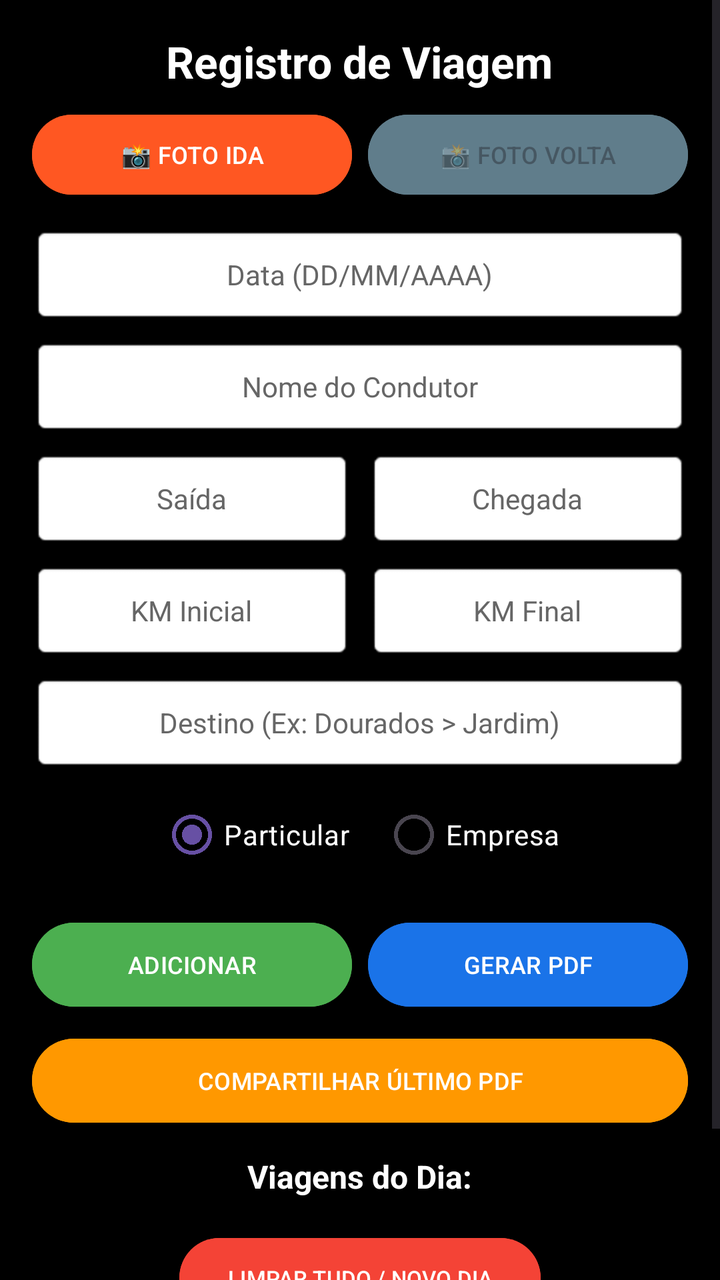
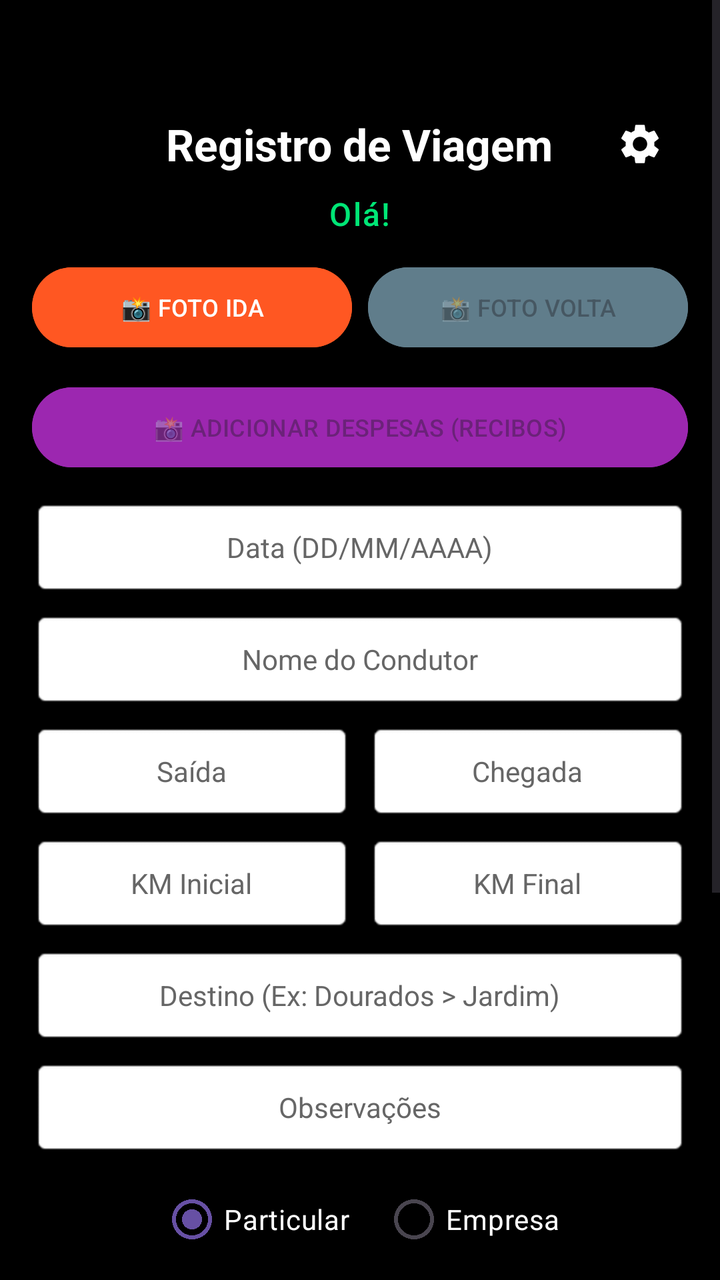

Screens rendered from an Android XML layout before and after an edit, with the pre-edit source and the edit as a unified diff.
<!-- AndroidManifest.xml: application theme Theme.ControleKM -->
<!-- res/layout/activity_main.xml -->
<?xml version="1.0" encoding="utf-8"?>
<ScrollView xmlns:android="http://schemas.android.com/apk/res/android"
    android:layout_width="match_parent"
    android:layout_height="match_parent"
    android:fillViewport="true"
    android:background="#000000">

    <LinearLayout
        android:layout_width="match_parent"
        android:layout_height="wrap_content"
        android:orientation="vertical"
        android:padding="16dp"
        android:gravity="center">

        <TextView
            android:layout_width="wrap_content"
            android:layout_height="wrap_content"
            android:text="Registro de Viagem"
            android:textSize="22sp"
            android:textStyle="bold"
            android:textColor="#FFFFFF"
            android:layout_marginBottom="8dp" />

        <LinearLayout
            android:layout_width="match_parent"
            android:layout_height="wrap_content"
            android:orientation="horizontal"
            android:layout_marginBottom="12dp">

            <Button
                android:id="@+id/btnFotoIda"
                android:layout_width="0dp"
                android:layout_height="48dp"
                android:layout_weight="1"
                android:text="📸 FOTO IDA"
                android:backgroundTint="#FF5722"
                android:layout_marginEnd="4dp"
                android:textSize="12sp"/>

            <Button
                android:id="@+id/btnFotoVolta"
                android:layout_width="0dp"
                android:layout_height="48dp"
                android:layout_weight="1"
                android:text="📸 FOTO VOLTA"
                android:backgroundTint="#607D8B"
                android:layout_marginStart="4dp"
                android:enabled="false"
                android:textSize="12sp"/>
        </LinearLayout>

        <EditText
            android:id="@+id/editData"
            android:layout_width="match_parent"
            android:layout_height="48dp"
            android:hint="Data (DD/MM/AAAA)"
            android:gravity="center"
            android:textColor="#000000"
            android:textColorHint="#666666"
            android:background="@android:drawable/editbox_background"
            android:layout_marginBottom="8dp"
            android:inputType="phone"
            android:textSize="14sp"/>

        <EditText
            android:id="@+id/editCondutor"
            android:layout_width="match_parent"
            android:layout_height="48dp"
            android:hint="Nome do Condutor"
            android:textColor="#000000"
            android:textColorHint="#666666"
            android:gravity="center"
            android:background="@android:drawable/editbox_background"
            android:layout_marginBottom="8dp"
            android:textSize="14sp"/>

        <LinearLayout
            android:layout_width="match_parent"
            android:layout_height="wrap_content"
            android:orientation="horizontal"
            android:layout_marginBottom="8dp">

            <EditText
                android:id="@+id/editHoraSaida"
                android:layout_width="0dp"
                android:layout_height="48dp"
                android:layout_weight="1"
                android:hint="Saída"
                android:textColor="#000000"
                android:textColorHint="#666666"
                android:gravity="center"
                android:layout_marginEnd="4dp"
                android:background="@android:drawable/editbox_background"
                android:inputType="time"
                android:textSize="14sp"/>

            <EditText
                android:id="@+id/editHoraChegada"
                android:layout_width="0dp"
                android:layout_height="48dp"
                android:layout_weight="1"
                android:hint="Chegada"
                android:textColor="#000000"
                android:textColorHint="#666666"
                android:gravity="center"
                android:layout_marginStart="4dp"
                android:background="@android:drawable/editbox_background"
                android:inputType="time"
                android:textSize="14sp"/>
        </LinearLayout>

        <LinearLayout
            android:layout_width="match_parent"
            android:layout_height="wrap_content"
            android:orientation="horizontal"
            android:layout_marginBottom="8dp">

            <EditText
                android:id="@+id/editKmInicial"
                android:layout_width="0dp"
                android:layout_height="48dp"
                android:layout_weight="1"
                android:textColor="#000000"
                android:textColorHint="#666666"
                android:hint="KM Inicial"
                android:inputType="number"
                android:gravity="center"
                android:layout_marginEnd="4dp"
                android:background="@android:drawable/editbox_background"
                android:textSize="14sp"/>

            <EditText
                android:id="@+id/editKmFinal"
                android:layout_width="0dp"
                android:layout_height="48dp"
                android:layout_weight="1"
                android:textColor="#000000"
                android:textColorHint="#666666"
                android:hint="KM Final"
                android:inputType="number"
                android:gravity="center"
                android:layout_marginStart="4dp"
                android:background="@android:drawable/editbox_background"
                android:textSize="14sp"/>
        </LinearLayout>

        
        <AutoCompleteTextView
            android:id="@+id/editDestino"
            android:layout_width="match_parent"
            android:layout_height="48dp"
            android:hint="Destino (Ex: Dourados > Jardim)"
            android:textColor="#000000"
            android:textColorHint="#666666"
            android:gravity="center"
            android:completionThreshold="1"
            android:background="@android:drawable/editbox_background"
            android:layout_marginBottom="8dp"
            android:textSize="14sp"/>

        
        <RadioGroup
            android:id="@+id/radioGroupVeiculo"
            android:layout_width="match_parent"
            android:layout_height="wrap_content"
            android:orientation="horizontal"
            android:gravity="center"
            android:layout_marginBottom="8dp">

            <RadioButton
                android:id="@+id/radioParticular"
                android:layout_width="wrap_content"
                android:layout_height="wrap_content"
                android:text="Particular"
                android:textColor="#FFFFFF"
                android:buttonTint="#FFFFFF"
                android:checked="true"
                android:layout_marginEnd="16dp"
                android:textSize="14sp"/>

            <RadioButton
                android:id="@+id/radioEmpresa"
                android:layout_width="wrap_content"
                android:layout_height="wrap_content"
                android:text="Empresa"
                android:textColor="#FFFFFF"
                android:buttonTint="#FFFFFF"
                android:textSize="14sp"/>
        </RadioGroup>

        <LinearLayout
            android:layout_width="match_parent"
            android:layout_height="wrap_content"
            android:orientation="horizontal"
            android:layout_marginTop="8dp">

            <Button
                android:id="@+id/btnAdicionar"
                android:layout_width="0dp"
                android:layout_height="50dp"
                android:layout_weight="1"
                android:text="ADICIONAR"
                android:layout_marginEnd="4dp"
                android:backgroundTint="#4CAF50"
                android:textSize="12sp"/>

            <Button
                android:id="@+id/btnGerarPdf"
                android:layout_width="0dp"
                android:layout_height="50dp"
                android:layout_weight="1"
                android:text="GERAR PDF"
                android:layout_marginStart="4dp"
                android:backgroundTint="#1A73E8"
                android:textSize="12sp"/>
        </LinearLayout>

        <Button
            android:id="@+id/btnCompartilhar"
            android:layout_width="match_parent"
            android:layout_height="50dp"
            android:layout_marginTop="8dp"
            android:text="COMPARTILHAR ÚLTIMO PDF"
            android:backgroundTint="#FF9800"
            android:visibility="visible"
            android:textSize="12sp"/>

        
        <TextView
            android:layout_width="wrap_content"
            android:layout_height="wrap_content"
            android:text="Viagens do Dia:"
            android:textColor="#FFFFFF"
            android:textSize="16sp"
            android:textStyle="bold"
            android:layout_marginTop="12dp"
            android:layout_marginBottom="4dp" />

        <LinearLayout
            android:id="@+id/containerViagens"
            android:layout_width="match_parent"
            android:layout_height="wrap_content"
            android:orientation="vertical" />

        <Button
            android:id="@+id/btnReset"
            android:layout_width="wrap_content"
            android:layout_height="wrap_content"
            android:layout_marginTop="12dp"
            android:text="LIMPAR TUDO / NOVO DIA"
            android:backgroundTint="#F44336"
            android:textColor="#FFFFFF"
            android:textSize="11sp" />

        <TextView
            android:layout_width="wrap_content"
            android:layout_height="wrap_content"
            android:layout_marginTop="16dp"
            android:layout_marginBottom="16dp"
            android:text="Aplicativo criado por Luiz Gustavo"
            android:textColor="#888888"
            android:textSize="11sp"
            android:textStyle="italic" />

    </LinearLayout>
</ScrollView>
<!-- resources referenced by this layout -->
<resources>
  <style name="Theme.ControleKM" parent="Base.Theme.ControleKM" />
  <style name="Base.Theme.ControleKM" parent="Theme.Material3.DayNight.NoActionBar">
          
          
      </style>
</resources>

<!-- the commit's change to res/layout/activity_main.xml (unified diff, before → after) -->
@@ -1,266 +1,338 @@
 <?xml version="1.0" encoding="utf-8"?>
-<ScrollView xmlns:android="http://schemas.android.com/apk/res/android"
+<RelativeLayout xmlns:android="http://schemas.android.com/apk/res/android"
     android:layout_width="match_parent"
     android:layout_height="match_parent"
-    android:fillViewport="true"
     android:background="#000000">
 
-    <LinearLayout
+    <ScrollView
         android:layout_width="match_parent"
-        android:layout_height="wrap_content"
-        android:orientation="vertical"
-        android:padding="16dp"
-        android:gravity="center">
-
-        <TextView
-            android:layout_width="wrap_content"
-            android:layout_height="wrap_content"
-            android:text="Registro de Viagem"
-            android:textSize="22sp"
-            android:textStyle="bold"
-            android:textColor="#FFFFFF"
-            android:layout_marginBottom="8dp" />
+        android:layout_height="match_parent"
+        android:fillViewport="true">
 
         <LinearLayout
             android:layout_width="match_parent"
             android:layout_height="wrap_content"
-            android:orientation="horizontal"
-            android:layout_marginBottom="12dp">
+            android:orientation="vertical"
+            android:padding="16dp"
+            android:gravity="center">
+
+            <RelativeLayout
+                android:layout_width="match_parent"
+                android:layout_height="wrap_content"
+                android:layout_marginTop="32dp"
+                android:layout_marginBottom="0dp">
+
+                <TextView
+                    android:layout_width="wrap_content"
+                    android:layout_height="wrap_content"
+                    android:layout_centerInParent="true"
+                    android:text="Registro de Viagem"
+                    android:textSize="22sp"
+                    android:textStyle="bold"
+                    android:textColor="#FFFFFF" />
+
+                <ImageButton
+                    android:id="@+id/btnConfiguracoes"
+                    android:layout_width="48dp"
+                    android:layout_height="48dp"
+                    android:layout_alignParentEnd="true"
+                    android:layout_centerVertical="true"
+                    android:background="?android:attr/selectableItemBackgroundBorderless"
+                    android:src="@drawable/ic_settings"
+                    android:contentDescription="Configurações" />
+            </RelativeLayout>
+
+            <TextView
+                android:id="@+id/txtOlaUsuario"
+                android:layout_width="wrap_content"
+                android:layout_height="wrap_content"
+                android:text="Olá!"
+                android:textSize="16sp"
+                android:textColor="#00E676"
+                android:fontFamily="sans-serif-medium"
+                android:letterSpacing="0.05"
+                android:layout_marginBottom="12dp" />
+
+            <LinearLayout
+                android:layout_width="match_parent"
+                android:layout_height="wrap_content"
+                android:orientation="horizontal"
+                android:layout_marginBottom="12dp">
+
+                <Button
+                    android:id="@+id/btnFotoIda"
+                    android:layout_width="0dp"
+                    android:layout_height="48dp"
+                    android:layout_weight="1"
+                    android:text="📸 FOTO IDA"
+                    android:backgroundTint="#FF5722"
+                    android:layout_marginEnd="4dp"
+                    android:textSize="12sp"/>
+
+                <Button
+                    android:id="@+id/btnFotoVolta"
+                    android:layout_width="0dp"
+                    android:layout_height="48dp"
+                    android:layout_weight="1"
+                    android:text="📸 FOTO VOLTA"
+                    android:backgroundTint="#607D8B"
+                    android:layout_marginStart="4dp"
+                    android:enabled="false"
+                    android:textSize="12sp"/>
+            </LinearLayout>
 
             <Button
-                android:id="@+id/btnFotoIda"
-                android:layout_width="0dp"
+                android:id="@+id/btnFotoDespesa"
+                android:layout_width="match_parent"
                 android:layout_height="48dp"
-                android:layout_weight="1"
-                android:text="📸 FOTO IDA"
-                android:backgroundTint="#FF5722"
-                android:layout_marginEnd="4dp"
-                android:textSize="12sp"/>
-
-            <Button
-                android:id="@+id/btnFotoVolta"
-                android:layout_width="0dp"
+                android:text="📸 ADICIONAR DESPESAS (RECIBOS)"
+                android:backgroundTint="#9C27B0"
+                android:layout_marginBottom="12dp"
+                android:textSize="12sp"
+                android:enabled="false" />
+
+            <EditText
+                android:id="@+id/editData"
+                android:layout_width="match_parent"
                 android:layout_height="48dp"
-                android:layout_weight="1"
-                android:text="📸 FOTO VOLTA"
-                android:backgroundTint="#607D8B"
-                android:layout_marginStart="4dp"
-                android:enabled="false"
-                android:textSize="12sp"/>
-        </LinearLayout>
-
-        <EditText
-            android:id="@+id/editData"
-            android:layout_width="match_parent"
-            android:layout_height="48dp"
-            android:hint="Data (DD/MM/AAAA)"
-            android:gravity="center"
-            android:textColor="#000000"
-            android:textColorHint="#666666"
-            android:background="@android:drawable/editbox_background"
-            android:layout_marginBottom="8dp"
-            android:inputType="phone"
-            android:textSize="14sp"/>
-
-        <EditText
-            android:id="@+id/editCondutor"
-            android:layout_width="match_parent"
-            android:layout_height="48dp"
-            android:hint="Nome do Condutor"
-            android:textColor="#000000"
-            android:textColorHint="#666666"
-            android:gravity="center"
-            android:background="@android:drawable/editbox_background"
-            android:layout_marginBottom="8dp"
-            android:textSize="14sp"/>
-
-        <LinearLayout
-            android:layout_width="match_parent"
-            android:layout_height="wrap_content"
-            android:orientation="horizontal"
-            android:layout_marginBottom="8dp">
-
-            <EditText
-                android:id="@+id/editHoraSaida"
-                android:layout_width="0dp"
-                android:layout_height="48dp"
-                android:layout_weight="1"
-                android:hint="Saída"
+                android:hint="Data (DD/MM/AAAA)"
+                android:gravity="center"
                 android:textColor="#000000"
                 android:textColorHint="#666666"
-                android:gravity="center"
-                android:layout_marginEnd="4dp"
                 android:background="@android:drawable/editbox_background"
-                android:inputType="time"
+                android:layout_marginBottom="8dp"
+                android:inputType="phone"
                 android:textSize="14sp"/>
 
             <EditText
-                android:id="@+id/editHoraChegada"
-                android:layout_width="0dp"
+                android:id="@+id/editCondutor"
+                android:layout_width="match_parent"
                 android:layout_height="48dp"
-                android:layout_weight="1"
-                android:hint="Chegada"
+                android:hint="Nome do Condutor"
                 android:textColor="#000000"
                 android:textColorHint="#666666"
                 android:gravity="center"
-                android:layout_marginStart="4dp"
                 android:background="@android:drawable/editbox_background"
-                android:inputType="time"
+                android:layout_marginBottom="8dp"
                 android:textSize="14sp"/>
-        </LinearLayout>
-
-        <LinearLayout
-            android:layout_width="match_parent"
-            android:layout_height="wrap_content"
-            android:orientation="horizontal"
-            android:layout_marginBottom="8dp">
-
-            <EditText
-                android:id="@+id/editKmInicial"
-                android:layout_width="0dp"
+
+            <LinearLayout
+                android:layout_width="match_parent"
+                android:layout_height="wrap_content"
+                android:orientation="horizontal"
+                android:layout_marginBottom="8dp">
+
+                <EditText
+                    android:id="@+id/editHoraSaida"
+                    android:layout_width="0dp"
+                    android:layout_height="48dp"
+                    android:layout_weight="1"
+                    android:hint="Saída"
+                    android:textColor="#000000"
+                    android:textColorHint="#666666"
+                    android:gravity="center"
+                    android:layout_marginEnd="4dp"
+                    android:background="@android:drawable/editbox_background"
+                    android:inputType="time"
+                    android:textSize="14sp"/>
+
+                <EditText
+                    android:id="@+id/editHoraChegada"
+                    android:layout_width="0dp"
+                    android:layout_height="48dp"
+                    android:layout_weight="1"
+                    android:hint="Chegada"
+                    android:textColor="#000000"
+                    android:textColorHint="#666666"
+                    android:gravity="center"
+                    android:layout_marginStart="4dp"
+                    android:background="@android:drawable/editbox_background"
+                    android:inputType="time"
+                    android:textSize="14sp"/>
+            </LinearLayout>
+
+            <LinearLayout
+                android:layout_width="match_parent"
+                android:layout_height="wrap_content"
+                android:orientation="horizontal"
+                android:layout_marginBottom="8dp">
+
+                <EditText
+                    android:id="@+id/editKmInicial"
+                    android:layout_width="0dp"
+                    android:layout_height="48dp"
+                    android:layout_weight="1"
+                    android:textColor="#000000"
+                    android:textColorHint="#666666"
+                    android:hint="KM Inicial"
+                    android:inputType="number"
+                    android:gravity="center"
+                    android:layout_marginEnd="4dp"
+                    android:background="@android:drawable/editbox_background"
+                    android:textSize="14sp"/>
+
+                <EditText
+                    android:id="@+id/editKmFinal"
+                    android:layout_width="0dp"
+                    android:layout_height="48dp"
+                    android:layout_weight="1"
+                    android:textColor="#000000"
+                    android:textColorHint="#666666"
+                    android:hint="KM Final"
+                    android:inputType="number"
+                    android:gravity="center"
+                    android:layout_marginStart="4dp"
+                    android:background="@android:drawable/editbox_background"
+                    android:textSize="14sp"/>
+            </LinearLayout>
+
+            
+            <AutoCompleteTextView
+                android:id="@+id/editDestino"
+                android:layout_width="match_parent"
                 android:layout_height="48dp"
-                android:layout_weight="1"
+                android:hint="Destino (Ex: Dourados > Jardim)"
                 android:textColor="#000000"
                 android:textColorHint="#666666"
-                android:hint="KM Inicial"
-                android:inputType="number"
-                android:gravity="center"
-                android:layout_marginEnd="4dp"
+                android:gravity="center"
+                android:completionThreshold="1"
                 android:background="@android:drawable/editbox_background"
+                android:layout_marginBottom="8dp"
                 android:textSize="14sp"/>
 
+            
             <EditText
-                android:id="@+id/editKmFinal"
-                android:layout_width="0dp"
-                android:layout_height="48dp"
-                android:layout_weight="1"
+                android:id="@+id/editObservacoes"
+                android:layout_width="match_parent"
+                android:layout_height="wrap_content"
+                android:minHeight="48dp"
+                android:hint="Observações"
                 android:textColor="#000000"
                 android:textColorHint="#666666"
-                android:hint="KM Final"
-                android:inputType="number"
-                android:gravity="center"
-                android:layout_marginStart="4dp"
+                android:gravity="center"
                 android:background="@android:drawable/editbox_background"
-                android:textSize="14sp"/>
+                android:layout_marginBottom="8dp"
+                android:inputType="textMultiLine"
+                android:textSize="14sp"
+                android:padding="8dp"/>
+
+            
+            <RadioGroup
+                android:id="@+id/radioGroupVeiculo"
+                android:layout_width="match_parent"
+                android:layout_height="wrap_content"
+                android:orientation="horizontal"
+                android:gravity="center"
+                android:layout_marginBottom="8dp">
+
+                <RadioButton
+                    android:id="@+id/radioParticular"
+                    android:layout_width="wrap_content"
+                    android:layout_height="wrap_content"
+                    android:text="Particular"
+                    android:textColor="#FFFFFF"
+                    android:buttonTint="#FFFFFF"
+                    android:checked="true"
+                    android:layout_marginEnd="16dp"
+                    android:textSize="14sp"/>
+
+                <RadioButton
+                    android:id="@+id/radioEmpresa"
+                    android:layout_width="wrap_content"
+                    android:layout_height="wrap_content"
+                    android:text="Empresa"
+                    android:textColor="#FFFFFF"
+                    android:buttonTint="#FFFFFF"
+                    android:textSize="14sp"/>
+            </RadioGroup>
+
+            <LinearLayout
+                android:layout_width="match_parent"
+                android:layout_height="wrap_content"
+                android:orientation="horizontal"
+                android:layout_marginTop="8dp">
+
+                <Button
+                    android:id="@+id/btnAdicionar"
+                    android:layout_width="0dp"
+                    android:layout_height="50dp"
+                    android:layout_weight="1"
+                    android:text="ADICIONAR"
+                    android:layout_marginEnd="4dp"
+                    android:backgroundTint="#4CAF50"
+                    android:textSize="12sp"/>
+
+                <Button
+                    android:id="@+id/btnGerarPdf"
+                    android:layout_width="0dp"
+                    android:layout_height="50dp"
+                    android:layout_weight="1"
+                    android:text="GERAR PDF"
+                    android:layout_marginStart="4dp"
+                    android:backgroundTint="#1A73E8"
+                    android:textSize="12sp"/>
+            </LinearLayout>
+
+            <Button
+                android:id="@+id/btnCompartilhar"
+                android:layout_width="match_parent"
+                android:layout_height="50dp"
+                android:layout_marginTop="8dp"
+                android:text="COMPARTILHAR ÚLTIMO PDF"
+                android:backgroundTint="#FF9800"
+                android:visibility="visible"
+                android:textSize="12sp"/>
+
+            
+            <TextView
+                android:layout_width="wrap_content"
+                android:layout_height="wrap_content"
+                android:text="Viagens do Dia:"
+                android:textColor="#FFFFFF"
+                android:textSize="16sp"
+                android:textStyle="bold"
+                android:layout_marginTop="12dp"
+                android:layout_marginBottom="4dp" />
+
+            <LinearLayout
+                android:id="@+id/containerViagens"
+                android:layout_width="match_parent"
+                android:layout_height="wrap_content"
+                android:orientation="vertical" />
+
+            <Button
+                android:id="@+id/btnReset"
+                android:layout_width="wrap_content"
+                android:layout_height="wrap_content"
+                android:layout_marginTop="12dp"
+                android:text="LIMPAR TUDO / NOVO DIA"
+                android:backgroundTint="#F44336"
+                android:textColor="#FFFFFF"
+                android:textSize="11sp" />
+
+            <TextView
+                android:id="@+id/txtLinkCadastro"
+                android:layout_width="wrap_content"
+                android:layout_height="wrap_content"
+                android:layout_marginTop="8dp"
+                android:text="Cadastrar Novo Usuário"
+                android:textColor="#4CAF50"
+                android:textSize="12sp"
+                android:clickable="true"
+                android:focusable="true"
+                android:visibility="gone" />
+
+            <TextView
+                android:layout_width="wrap_content"
+                android:layout_height="wrap_content"
+                android:layout_marginTop="16dp"
+                android:layout_marginBottom="16dp"
+                android:text="Aplicativo criado por Luiz Gustavo"
+                android:textColor="#888888"
+                android:textSize="11sp"
+                android:textStyle="italic" />
+
         </LinearLayout>
-
-        
-        <AutoCompleteTextView
-            android:id="@+id/editDestino"
-            android:layout_width="match_parent"
-            android:layout_height="48dp"
-            android:hint="Destino (Ex: Dourados > Jardim)"
-            android:textColor="#000000"
-            android:textColorHint="#666666"
-            android:gravity="center"
-            android:completionThreshold="1"
-            android:background="@android:drawable/editbox_background"
-            android:layout_marginBottom="8dp"
-            android:textSize="14sp"/>
-
-        
-        <RadioGroup
-            android:id="@+id/radioGroupVeiculo"
-            android:layout_width="match_parent"
-            android:layout_height="wrap_content"
-            android:orientation="horizontal"
-            android:gravity="center"
-            android:layout_marginBottom="8dp">
-
-            <RadioButton
-                android:id="@+id/radioParticular"
-                android:layout_width="wrap_content"
-                android:layout_height="wrap_content"
-                android:text="Particular"
-                android:textColor="#FFFFFF"
-                android:buttonTint="#FFFFFF"
-                android:checked="true"
-                android:layout_marginEnd="16dp"
-                android:textSize="14sp"/>
-
-            <RadioButton
-                android:id="@+id/radioEmpresa"
-                android:layout_width="wrap_content"
-                android:layout_height="wrap_content"
-                android:text="Empresa"
-                android:textColor="#FFFFFF"
-                android:buttonTint="#FFFFFF"
-                android:textSize="14sp"/>
-        </RadioGroup>
-
-        <LinearLayout
-            android:layout_width="match_parent"
-            android:layout_height="wrap_content"
-            android:orientation="horizontal"
-            android:layout_marginTop="8dp">
-
-            <Button
-                android:id="@+id/btnAdicionar"
-                android:layout_width="0dp"
-                android:layout_height="50dp"
-                android:layout_weight="1"
-                android:text="ADICIONAR"
-                android:layout_marginEnd="4dp"
-                android:backgroundTint="#4CAF50"
-                android:textSize="12sp"/>
-
-            <Button
-                android:id="@+id/btnGerarPdf"
-                android:layout_width="0dp"
-                android:layout_height="50dp"
-                android:layout_weight="1"
-                android:text="GERAR PDF"
-                android:layout_marginStart="4dp"
-                android:backgroundTint="#1A73E8"
-                android:textSize="12sp"/>
-        </LinearLayout>
-
-        <Button
-            android:id="@+id/btnCompartilhar"
-            android:layout_width="match_parent"
-            android:layout_height="50dp"
-            android:layout_marginTop="8dp"
-            android:text="COMPARTILHAR ÚLTIMO PDF"
-            android:backgroundTint="#FF9800"
-            android:visibility="visible"
-            android:textSize="12sp"/>
-
-        
-        <TextView
-            android:layout_width="wrap_content"
-            android:layout_height="wrap_content"
-            android:text="Viagens do Dia:"
-            android:textColor="#FFFFFF"
-            android:textSize="16sp"
-            android:textStyle="bold"
-            android:layout_marginTop="12dp"
-            android:layout_marginBottom="4dp" />
-
-        <LinearLayout
-            android:id="@+id/containerViagens"
-            android:layout_width="match_parent"
-            android:layout_height="wrap_content"
-            android:orientation="vertical" />
-
-        <Button
-            android:id="@+id/btnReset"
-            android:layout_width="wrap_content"
-            android:layout_height="wrap_content"
-            android:layout_marginTop="12dp"
-            android:text="LIMPAR TUDO / NOVO DIA"
-            android:backgroundTint="#F44336"
-            android:textColor="#FFFFFF"
-            android:textSize="11sp" />
-
-        <TextView
-            android:layout_width="wrap_content"
-            android:layout_height="wrap_content"
-            android:layout_marginTop="16dp"
-            android:layout_marginBottom="16dp"
-            android:text="Aplicativo criado por Luiz Gustavo"
-            android:textColor="#888888"
-            android:textSize="11sp"
-            android:textStyle="italic" />
-
-    </LinearLayout>
-</ScrollView>
+    </ScrollView>
+
+</RelativeLayout>
<!-- resource entries referenced after the edit -->
@@ -1,5 +1,16 @@
 <!-- resources referenced by this layout -->
 <resources>
+  <!-- drawable ic_settings (drawable) -->
+  <vector xmlns:android="http://schemas.android.com/apk/res/android"
+      android:width="24dp"
+      android:height="24dp"
+      android:viewportWidth="24"
+      android:viewportHeight="24"
+      android:tint="#FFFFFF">
+      <path
+          android:fillColor="@android:color/white"
+          android:pathData="M19.14,12.94c0.04,-0.3 0.06,-0.61 0.06,-0.94c0,-0.32 -0.02,-0.64 -0.07,-0.94l2.03,-1.58c0.18,-0.14 0.23,-0.41 0.12,-0.61l-1.92,-3.32c-0.12,-0.22 -0.37,-0.29 -0.59,-0.22l-2.39,0.96c-0.5,-0.38 -1.03,-0.7 -1.62,-0.94L14.4,2.81c-0.04,-0.24 -0.24,-0.41 -0.48,-0.41h-3.84c-0.24,0 -0.43,0.17 -0.47,0.41L9.25,5.35C8.66,5.59 8.12,5.92 7.63,6.29L5.24,5.33c-0.22,-0.08 -0.47,0 -0.59,0.22L2.74,8.87C2.62,9.08 2.66,9.34 2.86,9.48l2.03,1.58C4.84,11.36 4.81,11.67 4.81,12c0,0.33 0.02,0.64 0.07,0.94l-2.03,1.58c-0.18,0.14 -0.23,0.41 -0.12,0.61l1.92,3.32c0.12,0.22 0.37,0.29 0.59,0.22l2.39,-0.96c0.5,0.38 1.03,0.7 1.62,0.94l0.36,2.54c0.05,0.24 0.24,0.41 0.48,0.41h3.84c0.24,0 0.44,-0.17 0.47,-0.41l0.36,-2.54c0.59,-0.24 1.13,-0.56 1.62,-0.94l2.39,0.96c0.22,0.08 0.47,0 0.59,-0.22l1.92,-3.32c0.12,-0.22 0.07,-0.47 -0.12,-0.61L19.14,12.94zM12,15.6c-1.98,0 -3.6,-1.62 -3.6,-3.6s1.62,-3.6 3.6,-3.6s3.6,1.62 3.6,3.6S13.98,15.6 12,15.6z"/>
+  </vector>
   <style name="Theme.ControleKM" parent="Base.Theme.ControleKM" />
   <style name="Base.Theme.ControleKM" parent="Theme.Material3.DayNight.NoActionBar">
           
